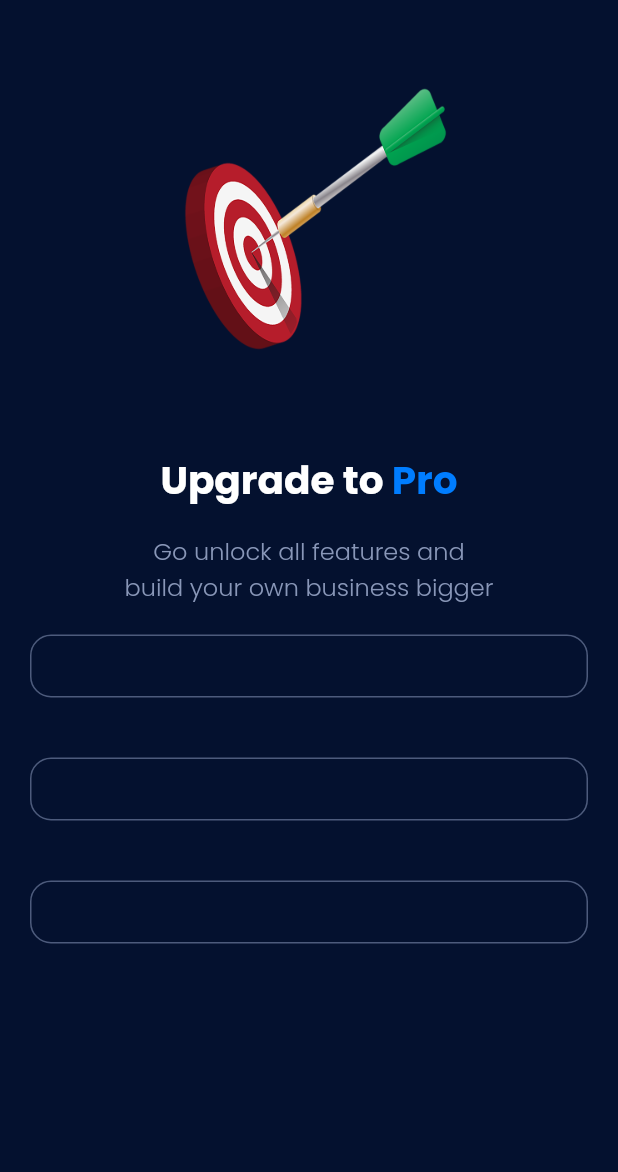
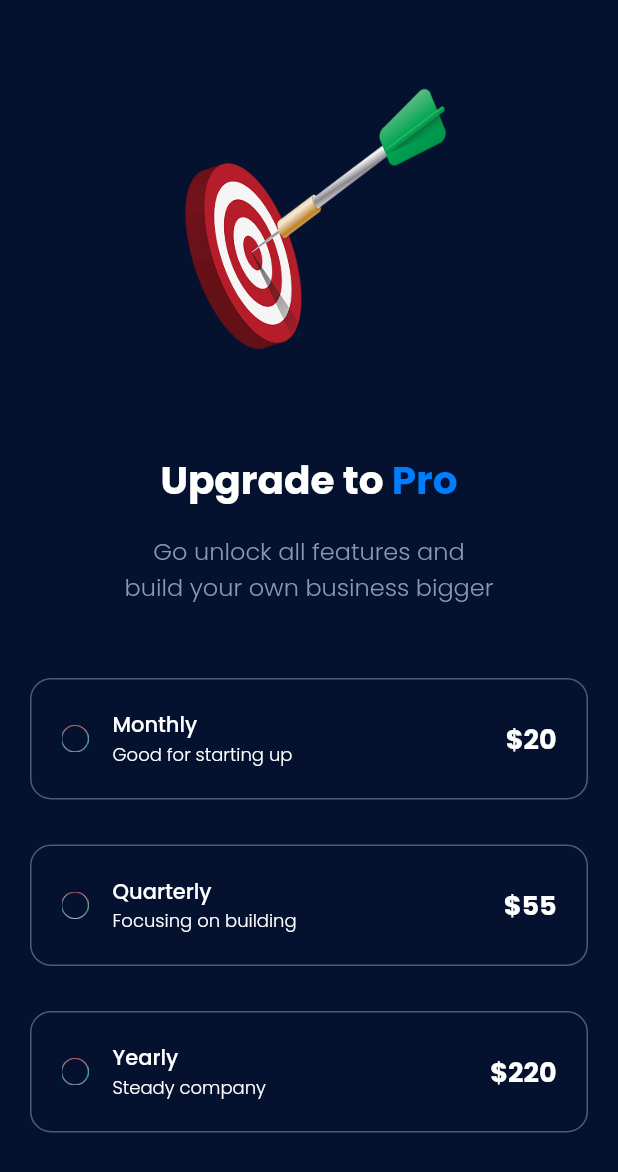
Before and after one commit to CrocoXXX/Flutter-Payment_apps, a Flutter app: the screen it shows after launch, on a phone screen of 412 x 824 dp. Shown: the top 1172 px of the screen. Run offline on Flutter 3.47's test engine with Material 2 defaults, Android fonts, the phone set to English and light mode, and no system bars; our stand-ins replace google_fonts.

Commit message:
Finish Project

```diff
--- a/lib/main.dart
+++ b/lib/main.dart
@@ -1,5 +1,7 @@
 import 'package:flutter/material.dart';
+import 'package:payment_apps/theme.dart';
 import 'package:payment_apps/widgets/body.dart';
+import 'package:payment_apps/widgets/button.dart';
 // import 'package:payment_apps/widgets/payment.dart';
 
 void main() => runApp(const Payment());
@@ -15,7 +17,7 @@ class _PaymentState extends State<Payment> {
   int selectedIndex = -1;
   @override
   Widget build(BuildContext context) {
-    Widget option(int index) {
+    Widget option(int index, String title, String subTitle, String price) {
       return GestureDetector(
         onTap: () {
           setState(() {
@@ -24,7 +26,8 @@ class _PaymentState extends State<Payment> {
         },
         child: Container(
           padding: const EdgeInsets.all(20),
-          margin: const EdgeInsets.all(20),
+          margin:
+              const EdgeInsets.only(top: 15, bottom: 15, left: 20, right: 20),
           decoration: BoxDecoration(
             borderRadius: BorderRadius.circular(14),
             border: Border.all(
@@ -32,6 +35,46 @@ class _PaymentState extends State<Payment> {
                   ? const Color(0xff007DFF)
                   : const Color(0xff4D5B7C),
             ),
+          ),
+          child: Column(
+            children: [
+              Row(
+                children: [
+                  selectedIndex == index
+                      ? Image.asset(
+                          "assets/images/check2.png",
+                          width: 18,
+                          height: 18,
+                        )
+                      : Image.asset(
+                          "assets/images/check.png",
+                          width: 18,
+                          height: 18,
+                        ),
+                  const SizedBox(
+                    width: 16,
+                  ),
+                  Column(
+                    crossAxisAlignment: CrossAxisAlignment.start,
+                    children: [
+                      Text(
+                        title,
+                        style: planStyle,
+                      ),
+                      Text(
+                        subTitle,
+                        style: descStyle,
+                      ),
+                    ],
+                  ),
+                  const Spacer(),
+                  Text(
+                    price,
+                    style: priceStyle,
+                  )
+                ],
+              ),
+            ],
           ),
         ),
       );
@@ -41,12 +84,13 @@ class _PaymentState extends State<Payment> {
       debugShowCheckedModeBanner: false,
       home: Scaffold(
         backgroundColor: const Color(0xff04112F),
-        body: Column(
+        body: ListView(
           children: [
             const Body(),
-            option(0),
-            option(1),
-            option(2),
+            option(0, "Monthly", "Good for starting up", "\$20"),
+            option(1, "Quarterly", "Focusing on building", "\$55"),
+            option(2, "Yearly", "Steady company", "\$220"),
+            selectedIndex == -1 ? const SizedBox() : const Button(),
           ],
         ),
       ),
--- a/lib/widgets/body.dart
+++ b/lib/widgets/body.dart
@@ -52,6 +52,9 @@ class _BodyState extends State<Body> {
                 style: subStyle,
                 textAlign: TextAlign.center,
               ),
+              const SizedBox(
+                height: 34,
+              )
             ],
           ),
         ),
```
Also changed, not shown: lib/widgets/button.dart (added, +58 -0 lines).
